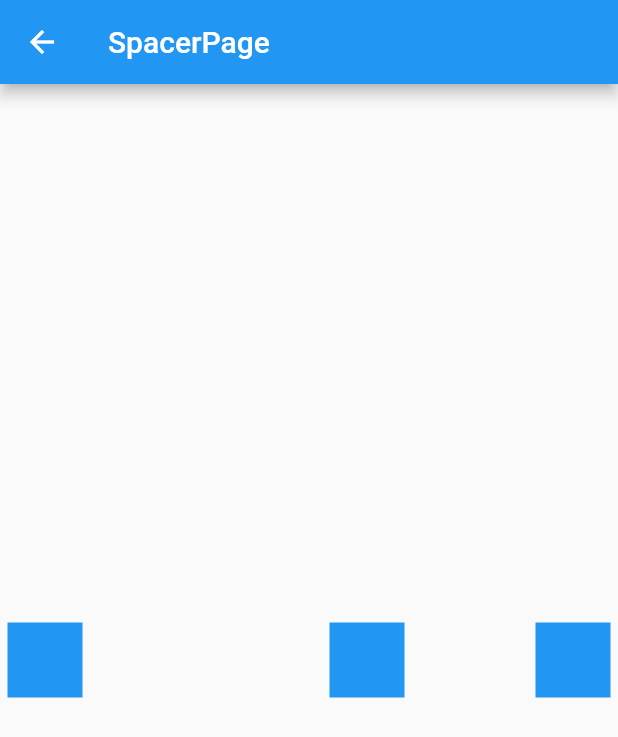
After one commit to wanglu1209/WFlutterDemo, a Flutter app: the screen it shows after launch, after a tap on "SpacerPage", on a phone screen of 412 x 824 dp. The commit adds this screen. Shown: the top 737 px of the screen. Run offline on Flutter 3.47's test engine with Material 2 defaults, Android fonts, the phone set to English and light mode, and no system bars; our stand-ins replace dio; missing offline and left inert: common_utils.

```diff
--- a/wx_demo_project/lib/draggable_page.dart
+++ b/wx_demo_project/lib/draggable_page.dart
@@ -32,7 +32,7 @@ class _DraggablePageState extends State<DraggablePage> {
                 _items2.add(data);
               });
             },
-          )
+          ),
         ],
       ),
     );
--- a/wx_demo_project/lib/main.dart
+++ b/wx_demo_project/lib/main.dart
@@ -1,9 +1,12 @@
 import 'package:flutter/material.dart';
 import 'package:wx_demo_project/safe_area_page.dart';
+import 'package:wx_demo_project/spacer_page.dart';
 import 'package:wx_demo_project/valuelistenablebuilder_page.dart';
 
 import 'HeroDetailPage.dart';
 import 'animated_container_page.dart';
+import 'animated_list_page.dart';
+import 'aspect_ratio_page.dart';
 import 'back_drop_filter_page.dart';
 import 'dismissible_page.dart';
 import 'draggable_page.dart';
@@ -32,6 +35,9 @@ class MyApp extends StatelessWidget {
         'DismissiblePage': (context) => DismissiblePage(),
         'ValueListenableBuildPage': (context) => ValueListenableBuildPage(),
         'DraggablePage': (context) => DraggablePage(),
+        'AspectRatioPage': (context) => AspectRatioPage(),
+        'SpacerPage': (context) => SpacerPage(),
+        'AnimatedListPage': (context) => AnimatedListPage(),
       },
     );
   }
@@ -105,6 +111,24 @@ class _MyHomePageState extends State<MyHomePage> {
               },
               child: Text('DraggablePage'),
             ),
+            RaisedButton(
+              onPressed: () {
+                navigateTo('AspectRatioPage');
+              },
+              child: Text('AspectRatioPage'),
+            ),
+            RaisedButton(
+              onPressed: () {
+                navigateTo('SpacerPage');
+              },
+              child: Text('SpacerPage'),
+            ),
+            RaisedButton(
+              onPressed: () {
+                navigateTo('AnimatedListPage');
+              },
+              child: Text('AnimatedListPage'),
+            ),
           ],
         ),
       ),
--- /dev/null
+++ b/wx_demo_project/lib/spacer_page.dart
@@ -0,0 +1,39 @@
+import 'package:flutter/material.dart';
+
+class SpacerPage extends StatelessWidget {
+  @override
+  Widget build(BuildContext context) {
+    return Scaffold(
+        appBar: AppBar(
+          title: Text('SpacerPage'),
+        ),
+        body: Center(
+          child: Row(
+            mainAxisAlignment: MainAxisAlignment.spaceEvenly,
+            children: <Widget>[
+              Container(
+                color: Colors.blue,
+                margin: EdgeInsets.symmetric(horizontal: 5),
+                height: 50,
+                width: 50,
+              ),
+              Spacer(flex: 2,),
+              Container(
+                color: Colors.blue,
+                height: 50,
+                margin: EdgeInsets.symmetric(horizontal: 5),
+                width: 50,
+              ),
+              Spacer(),
+              Container(
+                color: Colors.blue,
+                margin: EdgeInsets.symmetric(horizontal: 5),
+                height: 50,
+                width: 50,
+              ),
+            ],
+          ),
+        )
+    );
+  }
+}
```
Also changed, not shown: wx_demo_project/lib/animated_list_page.dart (added, +80 -0 lines), wx_demo_project/lib/aspect_ratio_page.dart (added, +38 -0 lines).
